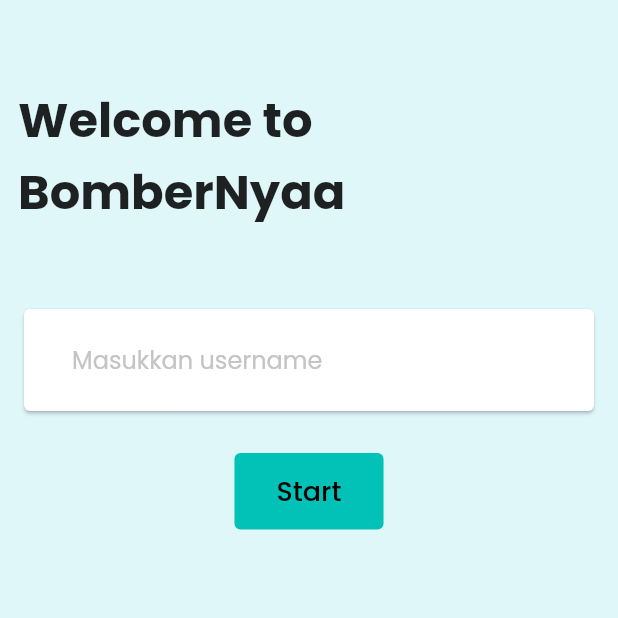
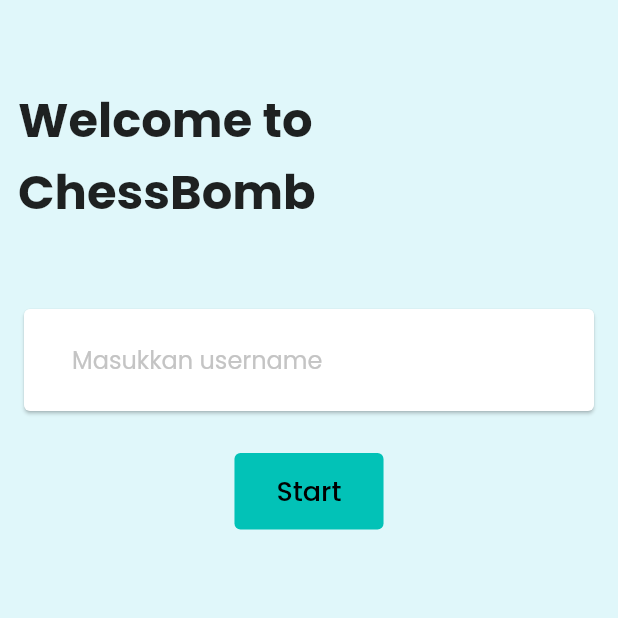
Before and after one commit to reAlpha39/chessbomb, a Flutter app: the screen it shows after launch, on a phone screen of 412 x 824 dp, the top half of it. Run offline on Flutter 3.47's test engine with Material 2 defaults, Android fonts, the phone set to English and light mode, and no system bars; our stand-ins replace awesome_dialog, bloc, flutter_bloc, freezed_annotation, get_it, go_router and 3 more.

Commit message:
rename app name

```diff
--- a/lib/app/home/pages/home_page.dart
+++ b/lib/app/home/pages/home_page.dart
@@ -36,7 +36,7 @@ class _HomeBody extends StatelessWidget {
         children: [
           const SizedBox(height: 32),
           const Text(
-            'Welcome to BomberNyaa',
+            'Welcome to ChessBomb',
             style: TextStyle(
               fontSize: 32,
               fontWeight: FontWeight.bold,
--- a/lib/main.dart
+++ b/lib/main.dart
@@ -16,7 +16,7 @@ class MyApp extends StatelessWidget {
     return MaterialApp.router(
       routeInformationParser: router.routeInformationParser,
       routerDelegate: router.routerDelegate,
-      title: 'BomberNyaa',
+      title: 'ChessBomb',
       theme: theme(),
     );
   }
```
Also changed, not shown: 1 other file.
